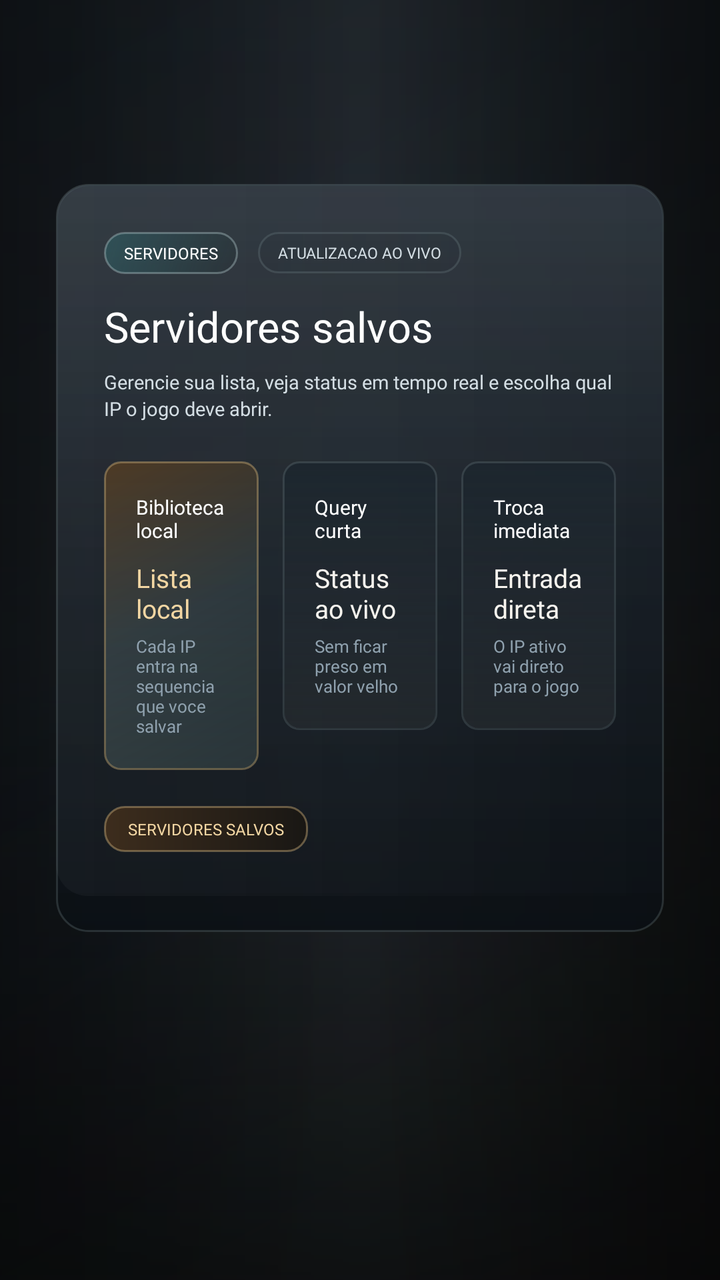
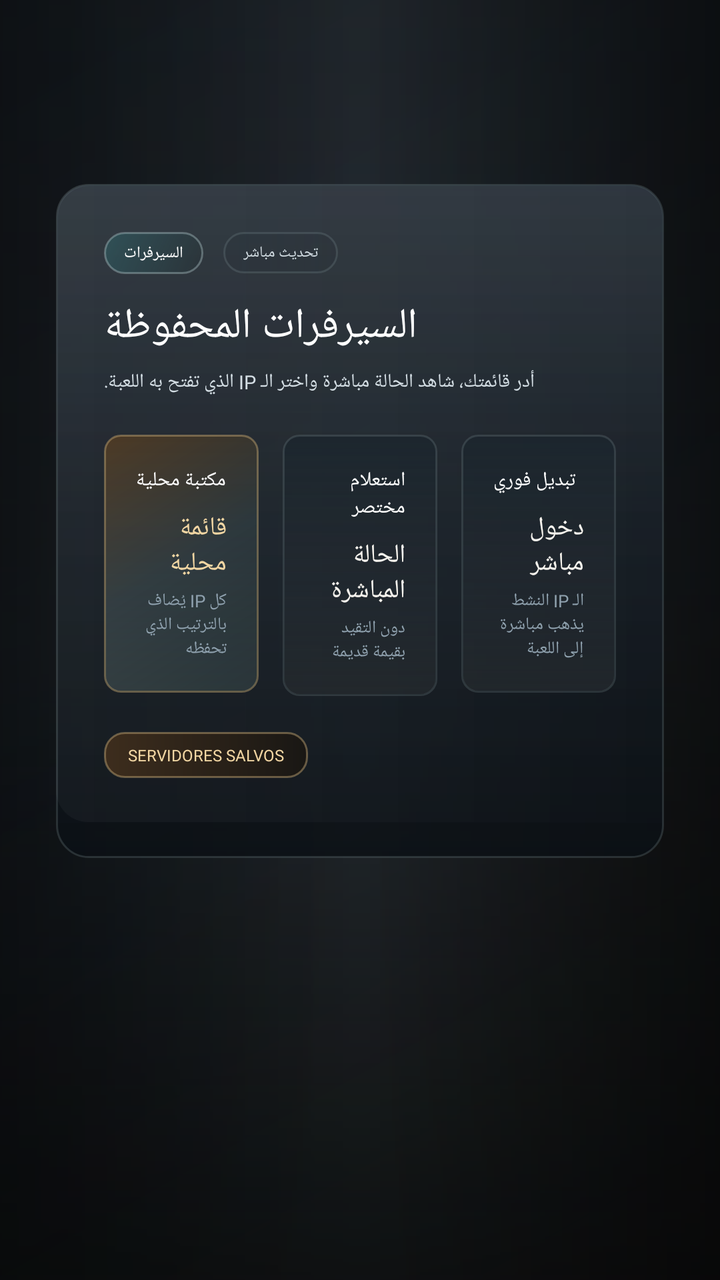

Compare the two renders of this Android layout. The source of the first and the diff that turns it into the second are given below.
<!-- AndroidManifest.xml: application theme Theme.AppCompat.Light.NoActionBar.FullScreen -->
<!-- res/layout/fragment_servers.xml -->
<?xml version="1.0" encoding="utf-8"?>
<FrameLayout xmlns:android="http://schemas.android.com/apk/res/android"
    android:layout_width="match_parent"
    android:layout_height="match_parent">

    <View
        android:layout_width="match_parent"
        android:layout_height="match_parent"
        android:background="@drawable/home_overlay" />

    <ScrollView
        android:layout_width="match_parent"
        android:layout_height="match_parent"
        android:fillViewport="true">

        <LinearLayout
            android:layout_width="match_parent"
            android:layout_height="wrap_content"
            android:gravity="center_horizontal"
            android:orientation="vertical"
            android:paddingStart="28dp"
            android:paddingTop="92dp"
            android:paddingEnd="28dp"
            android:paddingBottom="20dp">

            <LinearLayout
                android:layout_width="match_parent"
                android:layout_height="wrap_content"
                android:background="@drawable/home_panel_surface"
                android:orientation="vertical"
                android:padding="24dp">

                <LinearLayout
                    android:layout_width="match_parent"
                    android:layout_height="wrap_content"
                    android:gravity="center_vertical"
                    android:orientation="horizontal">

                    <TextView
                        android:layout_width="wrap_content"
                        android:layout_height="wrap_content"
                        android:background="@drawable/home_news_badge"
                        android:fontFamily="@font/montserrat_bold"
                        android:paddingStart="10dp"
                        android:paddingTop="5dp"
                        android:paddingEnd="10dp"
                        android:paddingBottom="5dp"
                        android:text="Servidores"
                        android:textAllCaps="true"
                        android:textColor="@android:color/white"
                        android:textSize="8sp" />

                    <TextView
                        android:layout_width="wrap_content"
                        android:layout_height="wrap_content"
                        android:layout_marginStart="10dp"
                        android:background="@drawable/launcher_badge_outline"
                        android:fontFamily="@font/montserrat_bold"
                        android:paddingStart="10dp"
                        android:paddingTop="5dp"
                        android:paddingEnd="10dp"
                        android:paddingBottom="5dp"
                        android:text="ATUALIZACAO AO VIVO"
                        android:textAllCaps="true"
                        android:textColor="@color/launcher_text_secondary"
                        android:textSize="7.5sp" />
                </LinearLayout>

                <TextView
                    android:layout_width="wrap_content"
                    android:layout_height="wrap_content"
                    android:layout_marginTop="12dp"
                    android:fontFamily="@font/montserrat_black"
                    android:text="Servidores salvos"
                    android:textColor="@android:color/white"
                    android:textSize="21sp" />

                <TextView
                    android:layout_width="wrap_content"
                    android:layout_height="wrap_content"
                    android:layout_marginTop="7dp"
                    android:maxWidth="700dp"
                    android:fontFamily="@font/montserrat_medium"
                    android:lineSpacingExtra="2dp"
                    android:text="Gerencie sua lista, veja status em tempo real e escolha qual IP o jogo deve abrir."
                    android:textColor="@color/launcher_text_secondary"
                    android:textSize="9.5sp" />

                <LinearLayout
                    android:layout_width="match_parent"
                    android:layout_height="wrap_content"
                    android:layout_marginTop="20dp"
                    android:orientation="horizontal">

                    <LinearLayout
                        android:layout_width="0dp"
                        android:layout_height="wrap_content"
                        android:layout_weight="1"
                        android:background="@drawable/launcher_stat_tile_emphasis"
                        android:orientation="vertical"
                        android:padding="16dp">

                        <TextView
                            android:layout_width="wrap_content"
                            android:layout_height="wrap_content"
                            android:fontFamily="@font/montserrat_bold"
                            android:text="Biblioteca local"
                            android:textColor="@android:color/white"
                            android:textSize="10sp" />

                        <TextView
                            android:layout_width="wrap_content"
                            android:layout_height="wrap_content"
                            android:layout_marginTop="8dp"
                            android:fontFamily="@font/montserrat_black"
                            android:text="Lista local"
                            android:textColor="@color/launcher_accent_gold_bright"
                            android:textSize="13sp" />

                        <TextView
                            android:layout_width="wrap_content"
                            android:layout_height="wrap_content"
                            android:layout_marginTop="4dp"
                            android:fontFamily="@font/montserrat_medium"
                            android:text="Cada IP entra na sequencia que voce salvar"
                            android:textColor="@color/launcher_text_muted"
                            android:textSize="8.5sp" />
                    </LinearLayout>

                    <LinearLayout
                        android:layout_width="0dp"
                        android:layout_height="wrap_content"
                        android:layout_marginStart="12dp"
                        android:layout_weight="1"
                        android:background="@drawable/launcher_stat_tile"
                        android:orientation="vertical"
                        android:padding="16dp">

                        <TextView
                            android:layout_width="wrap_content"
                            android:layout_height="wrap_content"
                            android:fontFamily="@font/montserrat_bold"
                            android:text="Query curta"
                            android:textColor="@android:color/white"
                            android:textSize="10sp" />

                        <TextView
                            android:layout_width="wrap_content"
                            android:layout_height="wrap_content"
                            android:layout_marginTop="8dp"
                            android:fontFamily="@font/montserrat_black"
                            android:text="Status ao vivo"
                            android:textColor="@color/launcher_text_primary"
                            android:textSize="13sp" />

                        <TextView
                            android:layout_width="wrap_content"
                            android:layout_height="wrap_content"
                            android:layout_marginTop="4dp"
                            android:fontFamily="@font/montserrat_medium"
                            android:text="Sem ficar preso em valor velho"
                            android:textColor="@color/launcher_text_muted"
                            android:textSize="8.5sp" />
                    </LinearLayout>

                    <LinearLayout
                        android:layout_width="0dp"
                        android:layout_height="wrap_content"
                        android:layout_marginStart="12dp"
                        android:layout_weight="1"
                        android:background="@drawable/launcher_stat_tile"
                        android:orientation="vertical"
                        android:padding="16dp">

                        <TextView
                            android:layout_width="wrap_content"
                            android:layout_height="wrap_content"
                            android:fontFamily="@font/montserrat_bold"
                            android:text="Troca imediata"
                            android:textColor="@android:color/white"
                            android:textSize="10sp" />

                        <TextView
                            android:layout_width="wrap_content"
                            android:layout_height="wrap_content"
                            android:layout_marginTop="8dp"
                            android:fontFamily="@font/montserrat_black"
                            android:text="Entrada direta"
                            android:textColor="@color/launcher_text_primary"
                            android:textSize="13sp" />

                        <TextView
                            android:layout_width="wrap_content"
                            android:layout_height="wrap_content"
                            android:layout_marginTop="4dp"
                            android:fontFamily="@font/montserrat_medium"
                            android:text="O IP ativo vai direto para o jogo"
                            android:textColor="@color/launcher_text_muted"
                            android:textSize="8.5sp" />
                    </LinearLayout>
                </LinearLayout>

                <TextView
                    android:layout_width="wrap_content"
                    android:layout_height="wrap_content"
                    android:layout_marginTop="18dp"
                    android:background="@drawable/launcher_badge_gold"
                    android:fontFamily="@font/montserrat_bold"
                    android:paddingStart="12dp"
                    android:paddingTop="6dp"
                    android:paddingEnd="12dp"
                    android:paddingBottom="6dp"
                    android:text="SERVIDORES SALVOS"
                    android:textAllCaps="true"
                    android:textColor="@color/launcher_accent_gold_bright"
                    android:textSize="8sp" />

                <TextView
                    android:id="@+id/server_empty_state"
                    android:layout_width="match_parent"
                    android:layout_height="wrap_content"
                    android:layout_marginTop="14dp"
                    android:background="@drawable/launcher_console_surface"
                    android:fontFamily="@font/montserrat_medium"
                    android:padding="16dp"
                    android:text="Nenhum servidor salvo ainda."
                    android:textColor="@color/launcher_text_secondary"
                    android:textSize="10sp"
                    android:visibility="gone" />

                <TextView
                    android:id="@+id/server_add_shortcut"
                    android:layout_width="220dp"
                    android:layout_height="42dp"
                    android:layout_marginTop="12dp"
                    android:background="@drawable/home_server_select_button"
                    android:fontFamily="@font/montserrat_bold"
                    android:gravity="center"
                    android:text="Adicionar servidor"
                    android:textColor="@android:color/white"
                    android:textSize="10sp"
                    android:visibility="gone" />

                <LinearLayout
                    android:id="@+id/server_list_container"
                    android:layout_width="match_parent"
                    android:layout_height="wrap_content"
                    android:layout_marginTop="16dp"
                    android:orientation="vertical" />
            </LinearLayout>
        </LinearLayout>
    </ScrollView>

</FrameLayout>
<!-- resources referenced by this layout -->
<resources>
  <color name="launcher_accent_gold_bright">#F2D6A3</color>
  <color name="launcher_text_muted">#8FA1AE</color>
  <color name="launcher_text_primary">#F7F4EE</color>
  <color name="launcher_text_secondary">#D4DEE4</color>
  <!-- drawable home_news_badge (drawable) -->
  <?xml version="1.0" encoding="utf-8"?>
  <shape xmlns:android="http://schemas.android.com/apk/res/android"
      android:shape="rectangle">
      <gradient
          android:angle="315"
          android:startColor="#6C2D6F73"
          android:endColor="#33192325" />
      <corners android:radius="10dp" />
      <stroke
          android:width="1dp"
          android:color="#5DBBD4D5" />
  </shape>
  <!-- drawable launcher_badge_gold (drawable) -->
  <?xml version="1.0" encoding="utf-8"?>
  <shape xmlns:android="http://schemas.android.com/apk/res/android"
      android:shape="rectangle">
      <gradient
          android:angle="0"
          android:startColor="#3D2D1D"
          android:endColor="#191714" />
      <corners android:radius="10dp" />
      <stroke
          android:width="1dp"
          android:color="#6AD8B77E" />
  </shape>
  <!-- drawable launcher_badge_outline (drawable) -->
  <?xml version="1.0" encoding="utf-8"?>
  <shape xmlns:android="http://schemas.android.com/apk/res/android"
      android:shape="rectangle">
      <gradient
          android:angle="0"
          android:startColor="#221D2931"
          android:endColor="#120D1218" />
      <corners android:radius="10dp" />
      <stroke
          android:width="1dp"
          android:color="@color/launcher_border_soft" />
  </shape>
  <!-- drawable launcher_stat_tile_emphasis (drawable) -->
  <?xml version="1.0" encoding="utf-8"?>
  <layer-list xmlns:android="http://schemas.android.com/apk/res/android">
      <item>
          <shape android:shape="rectangle">
              <gradient
                  android:angle="315"
                  android:startColor="#4D3A25"
                  android:centerColor="#253137"
                  android:endColor="#132127" />
              <corners android:radius="8dp" />
              <stroke
                  android:width="1dp"
                  android:color="#68D7B678" />
          </shape>
      </item>
      <item
          android:left="1dp"
          android:top="1dp"
          android:right="1dp"
          android:bottom="1dp">
          <shape android:shape="rectangle">
              <gradient
                  android:angle="90"
                  android:startColor="#18FFF6E2"
                  android:endColor="#00FFFFFF" />
              <corners android:radius="7dp" />
          </shape>
      </item>
  </layer-list>
  <style name="Theme.AppCompat.Light.NoActionBar.FullScreen" parent="@style/Theme.AppCompat.Light.NoActionBar">
          <item name="android:windowNoTitle">true</item>
          <item name="android:windowActionBar">false</item>
          <item name="android:windowFullscreen">true</item>
          <item name="android:windowContentOverlay">@null</item>
          <item name="android:windowLayoutInDisplayCutoutMode">shortEdges</item>
      </style>
  <color name="launcher_panel_top">#E71B242D</color>
  <color name="launcher_panel_bottom">#D00A0F14</color>
  <color name="launcher_border_soft">#42798A91</color>
  <color name="launcher_accent_teal">#32898C</color>
  <color name="launcher_accent_teal_dark">#174A4F</color>
  <!-- unchanged entries left out for length: 5 -->
</resources>

<!-- the commit's change to res/layout/fragment_servers.xml (unified diff, before → after) -->
@@ -45,7 +45,7 @@
                         android:paddingTop="5dp"
                         android:paddingEnd="10dp"
                         android:paddingBottom="5dp"
-                        android:text="Servidores"
+                        android:text="السيرفرات"
                         android:textAllCaps="true"
                         android:textColor="@android:color/white"
                         android:textSize="8sp" />
@@ -60,7 +60,7 @@
                         android:paddingTop="5dp"
                         android:paddingEnd="10dp"
                         android:paddingBottom="5dp"
-                        android:text="ATUALIZACAO AO VIVO"
+                        android:text="تحديث مباشر"
                         android:textAllCaps="true"
                         android:textColor="@color/launcher_text_secondary"
                         android:textSize="7.5sp" />
@@ -71,7 +71,7 @@
                     android:layout_height="wrap_content"
                     android:layout_marginTop="12dp"
                     android:fontFamily="@font/montserrat_black"
-                    android:text="Servidores salvos"
+                    android:text="السيرفرات المحفوظة"
                     android:textColor="@android:color/white"
                     android:textSize="21sp" />
 
@@ -82,7 +82,7 @@
                     android:maxWidth="700dp"
                     android:fontFamily="@font/montserrat_medium"
                     android:lineSpacingExtra="2dp"
-                    android:text="Gerencie sua lista, veja status em tempo real e escolha qual IP o jogo deve abrir."
+                    android:text="أدر قائمتك، شاهد الحالة مباشرة واختر الـ IP الذي تفتح به اللعبة."
                     android:textColor="@color/launcher_text_secondary"
                     android:textSize="9.5sp" />
 
@@ -104,7 +104,7 @@
                             android:layout_width="wrap_content"
                             android:layout_height="wrap_content"
                             android:fontFamily="@font/montserrat_bold"
-                            android:text="Biblioteca local"
+                            android:text="مكتبة محلية"
                             android:textColor="@android:color/white"
                             android:textSize="10sp" />
 
@@ -113,7 +113,7 @@
                             android:layout_height="wrap_content"
                             android:layout_marginTop="8dp"
                             android:fontFamily="@font/montserrat_black"
-                            android:text="Lista local"
+                            android:text="قائمة محلية"
                             android:textColor="@color/launcher_accent_gold_bright"
                             android:textSize="13sp" />
 
@@ -122,7 +122,7 @@
                             android:layout_height="wrap_content"
                             android:layout_marginTop="4dp"
                             android:fontFamily="@font/montserrat_medium"
-                            android:text="Cada IP entra na sequencia que voce salvar"
+                            android:text="كل IP يُضاف بالترتيب الذي تحفظه"
                             android:textColor="@color/launcher_text_muted"
                             android:textSize="8.5sp" />
                     </LinearLayout>
@@ -140,7 +140,7 @@
                             android:layout_width="wrap_content"
                             android:layout_height="wrap_content"
                             android:fontFamily="@font/montserrat_bold"
-                            android:text="Query curta"
+                            android:text="استعلام مختصر"
                             android:textColor="@android:color/white"
                             android:textSize="10sp" />
 
@@ -149,7 +149,7 @@
                             android:layout_height="wrap_content"
                             android:layout_marginTop="8dp"
                             android:fontFamily="@font/montserrat_black"
-                            android:text="Status ao vivo"
+                            android:text="الحالة المباشرة"
                             android:textColor="@color/launcher_text_primary"
                             android:textSize="13sp" />
 
@@ -158,7 +158,7 @@
                             android:layout_height="wrap_content"
                             android:layout_marginTop="4dp"
                             android:fontFamily="@font/montserrat_medium"
-                            android:text="Sem ficar preso em valor velho"
+                            android:text="دون التقيد بقيمة قديمة"
                             android:textColor="@color/launcher_text_muted"
                             android:textSize="8.5sp" />
                     </LinearLayout>
@@ -176,7 +176,7 @@
                             android:layout_width="wrap_content"
                             android:layout_height="wrap_content"
                             android:fontFamily="@font/montserrat_bold"
-                            android:text="Troca imediata"
+                            android:text="تبديل فوري"
                             android:textColor="@android:color/white"
                             android:textSize="10sp" />
 
@@ -185,7 +185,7 @@
                             android:layout_height="wrap_content"
                             android:layout_marginTop="8dp"
                             android:fontFamily="@font/montserrat_black"
-                            android:text="Entrada direta"
+                            android:text="دخول مباشر"
                             android:textColor="@color/launcher_text_primary"
                             android:textSize="13sp" />
 
@@ -194,7 +194,7 @@
                             android:layout_height="wrap_content"
                             android:layout_marginTop="4dp"
                             android:fontFamily="@font/montserrat_medium"
-                            android:text="O IP ativo vai direto para o jogo"
+                            android:text="الـ IP النشط يذهب مباشرة إلى اللعبة"
                             android:textColor="@color/launcher_text_muted"
                             android:textSize="8.5sp" />
                     </LinearLayout>
@@ -223,7 +223,7 @@
                     android:background="@drawable/launcher_console_surface"
                     android:fontFamily="@font/montserrat_medium"
                     android:padding="16dp"
-                    android:text="Nenhum servidor salvo ainda."
+                    android:text="لا يوجد سيرفر محفوظ بعد."
                     android:textColor="@color/launcher_text_secondary"
                     android:textSize="10sp"
                     android:visibility="gone" />
@@ -236,7 +236,7 @@
                     android:background="@drawable/home_server_select_button"
                     android:fontFamily="@font/montserrat_bold"
                     android:gravity="center"
-                    android:text="Adicionar servidor"
+                    android:text="إضافة سيرفر"
                     android:textColor="@android:color/white"
                     android:textSize="10sp"
                     android:visibility="gone" />
